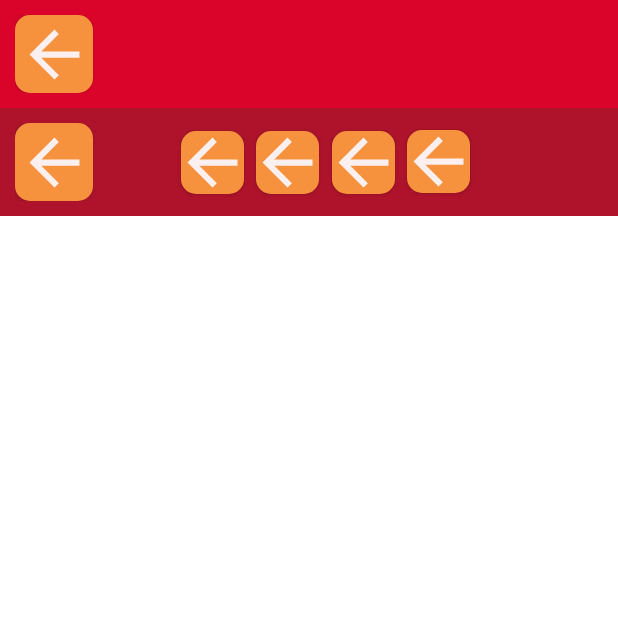
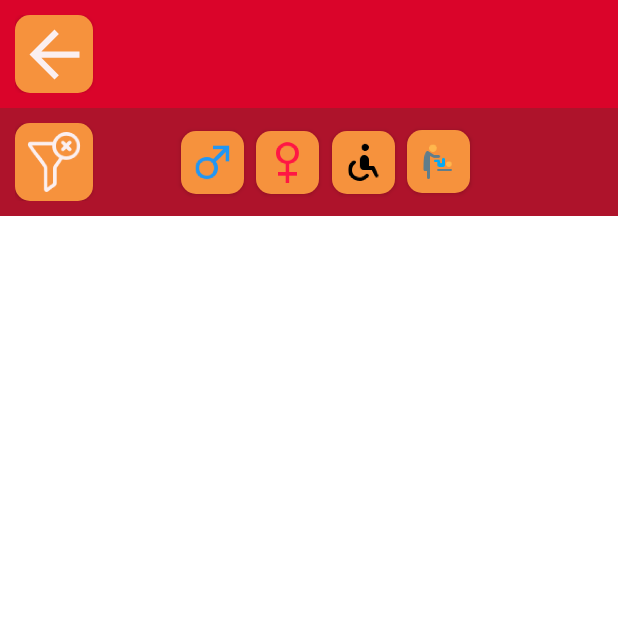
Before and after one commit to EvertBt/toilet-time, an Android app: the NearbyToiletsActivity screen opened directly, with no data from a screen before it, on a phone screen of 412 x 824 dp, the top half of it. Run offline under Robolectric (Android 15) with nearby library versions, the phone set to English and light mode, and no system bars; our stand-ins replace Firebase (no records; nobody signed in at launch, a user with empty details on screens opened directly); network calls fail.

Commit message:
Update nearby toilets activity

```diff
--- a/app/src/main/java/edu/ap/toilettime/activities/MainActivity.kt
+++ b/app/src/main/java/edu/ap/toilettime/activities/MainActivity.kt
@@ -5,10 +5,8 @@ import android.content.Intent
 import androidx.appcompat.app.AppCompatActivity
 import android.os.Bundle
 import android.widget.Button
-import android.widget.ListView
 import androidx.activity.result.ActivityResultLauncher
 import androidx.activity.result.contract.ActivityResultContracts
-import edu.ap.toilettime.Adapters.ToiletAdapter
 import edu.ap.toilettime.R
 import edu.ap.toilettime.database.ToiletRepository
 import edu.ap.toilettime.model.Toilet
@@ -24,7 +22,7 @@ class MainActivity : AppCompatActivity() {
         super.onCreate(savedInstanceState)
         setContentView(R.layout.activity_main)
 
-        BTNAddToilet = findViewById(R.id.BTNBackNearbyToilets)
+        BTNAddToilet = findViewById(R.id.btnBackNearbyToilets)
         BTNNearbyToilets = findViewById(R.id.BTNNearbyToilets)
         BTNToiletDetail = findViewById(R.id.BTNToiletDetail)
 
--- a/app/src/main/java/edu/ap/toilettime/activities/NearbyToiletsActivity.kt
+++ b/app/src/main/java/edu/ap/toilettime/activities/NearbyToiletsActivity.kt
@@ -2,11 +2,14 @@ package edu.ap.toilettime.activities
 
 import android.content.Context
 import android.content.Intent
+import android.graphics.PorterDuff
 import androidx.appcompat.app.AppCompatActivity
 import android.os.Bundle
-import android.util.Log
+import android.widget.Adapter
 import android.widget.Button
 import android.widget.ListView
+import androidx.core.content.ContextCompat
+import com.google.android.material.button.MaterialButton
 import edu.ap.toilettime.Adapters.ToiletAdapter
 import edu.ap.toilettime.R
 import edu.ap.toilettime.database.ToiletRepository
@@ -14,8 +17,21 @@ import edu.ap.toilettime.model.Toilet
 
 class NearbyToiletsActivity : AppCompatActivity() {
     private var toiletRepository : ToiletRepository = ToiletRepository()
-    lateinit var BTNBack : Button
+    lateinit var btnBack : Button
+
+    lateinit var btnClearFilter : Button
+
+    lateinit var btnMaleFilter : MaterialButton
+    var btnMaleFilterActive : Boolean = false
+    lateinit var btnFemaleFilter : MaterialButton
+    var btnFemaleFilterActive : Boolean = false
+    lateinit var btnWheelchairFilter : MaterialButton
+    var btnWheelchairFilterActive : Boolean = false
+    lateinit var btnChangingTableFilter : MaterialButton
+    var btnChangingTableFilterActive : Boolean = false
+
     lateinit var lvToilets : ListView
+    lateinit var toiletAdapter : Adapter
 
     companion object{
         const val EXTRA_TOILETLIST = "toilets"
@@ -33,11 +49,43 @@ class NearbyToiletsActivity : AppCompatActivity() {
 
         var toilets = toiletRepository.allToilets(false)
 
-        BTNBack = findViewById(R.id.BTNBackNearbyToilets)
-        lvToilets = findViewById(R.id.LVToilets)
+        btnBack = findViewById(R.id.btnBackNearbyToilets)
 
-        BTNBack.setOnClickListener {
+        btnClearFilter = findViewById(R.id.btnClearFilters)
+
+        btnMaleFilter = findViewById(R.id.btnMaleFilter)
+        btnMaleFilterActive = true
+        btnFemaleFilter = findViewById(R.id.btnFemaleFilter)
+        btnFemaleFilterActive = true
+        btnWheelchairFilter = findViewById(R.id.btnWheelchairFilter)
+        btnWheelchairFilterActive = true
+        btnChangingTableFilter = findViewById(R.id.btnChangingTableFilter)
+        btnChangingTableFilterActive = true
+
+        lvToilets = findViewById(R.id.lvToilets)
+
+        btnBack.setOnClickListener {
             this.finish()
+        }
+
+        btnClearFilter.setOnClickListener {
+            ClearFilters()
+        }
+
+        btnMaleFilter.setOnClickListener {
+            SwitchMaleFilter()
+        }
+
+        btnFemaleFilter.setOnClickListener {
+            SwitchFemaleFilter()
+        }
+
+        btnWheelchairFilter.setOnClickListener {
+            SwitchWheelchairFilter()
+        }
+
+        btnChangingTableFilter.setOnClickListener {
+            SwitchChangingTableFilter()
         }
 
         Thread{
@@ -45,14 +93,82 @@ class NearbyToiletsActivity : AppCompatActivity() {
                 toilets = toiletRepository.allToilets(false)
                 if(toilets != null){
                     runOnUiThread{
-                        val toiletAdapter = ToiletAdapter(this, toilets as ArrayList<Toilet>)
-                        lvToilets.adapter = toiletAdapter
+                        toiletAdapter = ToiletAdapter(this, toilets as ArrayList<Toilet>)
+                        lvToilets.adapter = toiletAdapter as ToiletAdapter
                     }
                 }else{
                     Thread.sleep(200)
                 }
             }while (toilets == null)
         }.start()
+    }
+
+    private fun ClearFilters(){
+        if(!btnMaleFilterActive){
+            SwitchMaleFilter()
+        }
+        if(!btnFemaleFilterActive){
+            SwitchFemaleFilter()
+        }
+        if(!btnWheelchairFilterActive){
+            SwitchWheelchairFilter()
+        }
+        if(!btnChangingTableFilterActive){
+            SwitchChangingTableFilter()
+        }
+    }
+
+    private fun SwitchMaleFilter(){
+        if(btnMaleFilterActive){
+            //Disable filter
+            btnMaleFilter.icon.setTint(getColor(R.color.grayed_out_tint))
+            btnMaleFilterActive = false
+        }
+        else {
+            //Enable filter
+            btnMaleFilter.icon.setTint(getColor(R.color.white))
+            btnMaleFilterActive = true
+        }
+
+    }
+
+    private fun SwitchFemaleFilter(){
+        if(btnFemaleFilterActive){
+            //Disable filter
+            btnFemaleFilter.icon.setTint(getColor(R.color.grayed_out_tint))
+            btnFemaleFilterActive = false
+        }
+        else {
+            //Enable filter
+            btnFemaleFilter.icon.setTint(getColor(R.color.white))
+            btnFemaleFilterActive = true
+        }
+    }
+
+    private fun SwitchWheelchairFilter(){
+        if(btnWheelchairFilterActive){
+            //Disable filter
+            btnWheelchairFilter.icon.setTint(getColor(R.color.grayed_out_tint))
+            btnWheelchairFilterActive = false
+        }
+        else {
+            //Enable filter
+            btnWheelchairFilter.icon.setTint(getColor(R.color.white))
+            btnWheelchairFilterActive = true
+        }
+    }
+
+    private fun SwitchChangingTableFilter(){
+        if(btnChangingTableFilterActive){
+            //Disable filter
+            btnChangingTableFilter.icon.setTint(getColor(R.color.grayed_out_tint))
+            btnChangingTableFilterActive = false
+        }
+        else {
+            //Enable filter
+            btnChangingTableFilter.icon.setTint(getColor(R.color.white))
+            btnChangingTableFilterActive = true
+        }
     }
 
     override fun finish() : Unit {
--- a/app/src/main/res/layout/activity_main.xml
+++ b/app/src/main/res/layout/activity_main.xml
@@ -7,7 +7,7 @@
     tools:context=".activities.MainActivity">
 
     <com.google.android.material.button.MaterialButton
-        android:id="@+id/BTNBackNearbyToilets"
+        android:id="@+id/btnBackNearbyToilets"
         android:layout_width="52dp"
         android:layout_height="52dp"
         android:insetLeft="0dp"
--- a/app/src/main/res/layout/activity_nearby_toilets.xml
+++ b/app/src/main/res/layout/activity_nearby_toilets.xml
@@ -7,7 +7,7 @@
     tools:context=".activities.NearbyToiletsActivity">
 
     <androidx.constraintlayout.widget.ConstraintLayout
-        android:id="@+id/NearbyToiletsTitleConstraintLayout"
+        android:id="@+id/nearbyToiletsTitleConstraintLayout"
         android:layout_width="0dp"
         android:layout_height="wrap_content"
         android:background="@color/primary_background_light"
@@ -20,14 +20,14 @@
         app:layout_constraintVertical_bias="0.0">
 
         <com.google.android.material.button.MaterialButton
-            android:id="@+id/BTNBackNearbyToilets"
+            android:id="@+id/btnBackNearbyToilets"
             android:layout_width="52dp"
             android:layout_height="52dp"
             android:insetLeft="0dp"
             android:insetTop="0dp"
             android:insetRight="0dp"
             android:insetBottom="0dp"
-            app:backgroundTint="@color/secondary_background"
+            app:backgroundTint="@color/secondary_background_dark"
             app:cornerRadius="10dp"
             app:icon="?attr/homeAsUpIndicator"
             app:iconGravity="textStart"
@@ -35,15 +35,13 @@
             app:iconSize="50sp"
             app:iconTint="@color/primary_detail"
             app:layout_constraintBottom_toBottomOf="parent"
-            app:layout_constraintEnd_toEndOf="parent"
-            app:layout_constraintHorizontal_bias="0.0"
             app:layout_constraintStart_toStartOf="parent"
             app:layout_constraintTop_toTopOf="parent" />
 
     </androidx.constraintlayout.widget.ConstraintLayout>
 
     <androidx.constraintlayout.widget.ConstraintLayout
-        android:id="@+id/NearbyToiletsFilterConstraintLayout"
+        android:id="@+id/nearbyToiletsFilterConstraintLayout"
         android:layout_width="0dp"
         android:layout_height="wrap_content"
         android:background="@color/primary_background_dark"
@@ -52,51 +50,92 @@
         app:layout_constraintEnd_toEndOf="parent"
         app:layout_constraintHorizontal_bias="0.0"
         app:layout_constraintStart_toStartOf="parent"
-        app:layout_constraintTop_toBottomOf="@+id/NearbyToiletsTitleConstraintLayout"
+        app:layout_constraintTop_toBottomOf="@+id/nearbyToiletsTitleConstraintLayout"
         app:layout_constraintVertical_bias="0.0">
 
         <com.google.android.material.button.MaterialButton
-            android:id="@+id/BTNFemaleFilter"
+            android:id="@+id/btnClearFilters"
+            android:layout_width="52dp"
+            android:layout_height="52dp"
+            android:insetLeft="0dp"
+            android:insetTop="0dp"
+            android:insetRight="0dp"
+            android:insetBottom="0dp"
+            app:backgroundTint="@color/secondary_background_dark"
+            app:cornerRadius="10dp"
+            app:icon="@mipmap/icon_clear_filter_foreground"
+            app:iconGravity="textStart"
+            app:iconPadding="0dp"
+            app:iconSize="40sp"
+            app:iconTint="@color/primary_detail"
+            app:layout_constraintBottom_toBottomOf="parent"
+            app:layout_constraintStart_toStartOf="parent"
+            app:layout_constraintTop_toTopOf="parent"
+            app:layout_constraintVertical_bias="0.0" />
+
+        <com.google.android.material.button.MaterialButton
+            android:id="@+id/btnMaleFilter"
+            android:layout_width="42dp"
+            android:layout_height="42dp"
+            android:layout_marginStart="50dp"
+            android:insetLeft="0dp"
+            android:insetTop="0dp"
+            android:insetRight="0dp"
+            android:insetBottom="0dp"
+            app:backgroundTint="@color/secondary_background_dark"
+            app:cornerRadius="10dp"
+            app:icon="@mipmap/icon_male_foreground"
+            app:iconGravity="textStart"
+            app:iconPadding="0dp"
+            app:iconSize="30sp"
+            app:iconTintMode="multiply"
+            app:layout_constraintBottom_toBottomOf="parent"
+            app:layout_constraintEnd_toStartOf="@+id/btnFemaleFilter"
+            app:layout_constraintStart_toEndOf="@+id/btnClearFilters"
+            app:layout_constraintTop_toTopOf="parent" />
+
+        <com.google.android.material.button.MaterialButton
+            android:id="@+id/btnFemaleFilter"
             android:layout_width="42dp"
             android:layout_height="42dp"
             android:insetLeft="0dp"
             android:insetTop="0dp"
             android:insetRight="0dp"
             android:insetBottom="0dp"
-            app:backgroundTint="@color/secondary_background"
+            app:backgroundTint="@color/secondary_background_dark"
             app:cornerRadius="10dp"
-            app:icon="?attr/homeAsUpIndicator"
+            app:icon="@mipmap/icon_female_foreground"
             app:iconGravity="textStart"
             app:iconPadding="0dp"
-            app:iconSize="50sp"
-            app:iconTint="@color/primary_detail"
+            app:iconSize="30sp"
+            app:iconTintMode="multiply"
             app:layout_constraintBottom_toBottomOf="parent"
-            app:layout_constraintEnd_toStartOf="@+id/BTNWheelchairFilter"
-            app:layout_constraintStart_toEndOf="@+id/BTNMaleFilter"
+            app:layout_constraintEnd_toStartOf="@+id/btnWheelchairFilter"
+            app:layout_constraintStart_toEndOf="@+id/btnMaleFilter"
             app:layout_constraintTop_toTopOf="parent" />
 
         <com.google.android.material.button.MaterialButton
-            android:id="@+id/BTNWheelchairFilter"
+            android:id="@+id/btnWheelchairFilter"
             android:layout_width="42dp"
             android:layout_height="42dp"
             android:insetLeft="0dp"
             android:insetTop="0dp"
             android:insetRight="0dp"
             android:insetBottom="0dp"
-            app:backgroundTint="@color/secondary_background"
+            app:backgroundTint="@color/secondary_background_dark"
             app:cornerRadius="10dp"
-            app:icon="?attr/homeAsUpIndicator"
+            app:icon="@mipmap/icon_wheelchair_foreground"
             app:iconGravity="textStart"
             app:iconPadding="0dp"
-            app:iconSize="50sp"
-            app:iconTint="@color/primary_detail"
+            app:iconSize="30sp"
+            app:iconTintMode="multiply"
             app:layout_constraintBottom_toBottomOf="parent"
-            app:layout_constraintEnd_toStartOf="@+id/BTNBabyFilter"
-            app:layout_constraintStart_toEndOf="@+id/BTNFemaleFilter"
+            app:layout_constraintEnd_toStartOf="@+id/btnChangingTableFilter"
+            app:layout_constraintStart_toEndOf="@+id/btnFemaleFilter"
             app:layout_constraintTop_toTopOf="parent" />
 
         <com.google.android.material.button.MaterialButton
-            android:id="@+id/BTNBabyFilter"
+            android:id="@+id/btnChangingTableFilter"
             android:layout_width="42dp"
             android:layout_height="42dp"
             android:layout_marginEnd="80dp"
@@ -104,70 +143,31 @@
             android:insetTop="0dp"
             android:insetRight="0dp"
             android:insetBottom="0dp"
-            app:backgroundTint="@color/secondary_background"
+            app:backgroundTint="@color/secondary_background_dark"
             app:cornerRadius="10dp"
-            app:icon="?attr/homeAsUpIndicator"
+            app:icon="@mipmap/icon_baby_foreground"
             app:iconGravity="textStart"
             app:iconPadding="0dp"
-            app:iconSize="50sp"
-            app:iconTint="@color/primary_detail"
+            app:iconSize="30sp"
+            app:iconTintMode="multiply"
             app:layout_constraintBottom_toBottomOf="parent"
             app:layout_constraintEnd_toEndOf="parent"
-            app:layout_constraintStart_toEndOf="@+id/BTNWheelchairFilter"
+            app:layout_constraintStart_toEndOf="@+id/btnWheelchairFilter"
             app:layout_constraintTop_toTopOf="parent"
             app:layout_constraintVertical_bias="0.466" />
-
-        <com.google.android.material.button.MaterialButton
-            android:id="@+id/BTNClearFilters"
-            android:layout_width="52dp"
-            android:layout_height="52dp"
-            android:insetLeft="0dp"
-            android:insetTop="0dp"
-            android:insetRight="0dp"
-            android:insetBottom="0dp"
-            app:backgroundTint="@color/secondary_background"
-            app:cornerRadius="10dp"
-            app:icon="?attr/homeAsUpIndicator"
-            app:iconGravity="textStart"
-            app:iconPadding="0dp"
-            app:iconSize="50sp"
-            app:iconTint="@color/primary_detail"
-            app:layout_constraintBottom_toBottomOf="parent"
-            app:layout_constraintStart_toStartOf="parent"
-            app:layout_constraintTop_toTopOf="parent"
-            app:layout_constraintVertical_bias="0.0" />
-
-        <com.google.android.material.button.MaterialButton
-            android:id="@+id/BTNMaleFilter"
-            android:layout_width="42dp"
-            android:layout_height="42dp"
-            android:layout_marginStart="50dp"
-            android:insetLeft="0dp"
-            android:insetTop="0dp"
-            android:insetRight="0dp"
-            android:insetBottom="0dp"
-            app:backgroundTint="@color/secondary_background"
-            app:cornerRadius="10dp"
-            app:icon="?attr/homeAsUpIndicator"
-            app:iconGravity="textStart"
-            app:iconPadding="0dp"
-            app:iconSize="50sp"
-            app:iconTint="@color/primary_detail"
-            app:layout_constraintBottom_toBottomOf="parent"
-            app:layout_constraintEnd_toStartOf="@+id/BTNFemaleFilter"
-            app:layout_constraintStart_toEndOf="@+id/BTNClearFilters"
-            app:layout_constraintTop_toTopOf="parent" />
 
     </androidx.constraintlayout.widget.ConstraintLayout>
 
     <ListView
-        android:id="@+id/LVToilets"
+        android:id="@+id/lvToilets"
         android:layout_width="0dp"
         android:layout_height="0dp"
         android:backgroundTint="@color/primary_detail"
         app:layout_constraintBottom_toBottomOf="parent"
         app:layout_constraintEnd_toEndOf="parent"
+        app:layout_constraintHorizontal_bias="0.0"
         app:layout_constraintStart_toStartOf="parent"
-        app:layout_constraintTop_toBottomOf="@+id/NearbyToiletsFilterConstraintLayout" />
+        app:layout_constraintTop_toBottomOf="@+id/nearbyToiletsFilterConstraintLayout"
+        app:layout_constraintVertical_bias="1.0" />
 
 </androidx.constraintlayout.widget.ConstraintLayout>
--- a/app/src/main/res/values/colors.xml
+++ b/app/src/main/res/values/colors.xml
@@ -10,6 +10,9 @@
 
     <color name="primary_background_light">#da042a</color>color>
     <color name="primary_background_dark">#ae132b</color>color>
-    <color name="secondary_background">#f6923d</color>color>
+    <color name="secondary_background_dark">#f6923d</color>color>
+    <color name="secondary_background_light">#80F7913D</color>color>
     <color name="primary_detail">#fbeff0</color>color>
+
+    <color name="grayed_out_tint">#5C555555</color>color>
 </resources>
```
Also changed, not shown: app/src/main/java/edu/ap/toilettime/Adapters/ToiletAdapter.kt (+23 -4 lines), app/src/main/res/layout/list_item_toilet.xml (+11 -11 lines), app/src/main/res/drawable/icons/icon_clear_filter.png (added), app/src/main/res/mipmap-hdpi/icon_clear_filter_background.png (added), app/src/main/res/mipmap-hdpi/icon_clear_filter_foreground.png (added), app/src/main/res/mipmap-mdpi/icon_clear_filter_background.png (added), app/src/main/res/mipmap-mdpi/icon_clear_filter_foreground.png (added), app/src/main/res/mipmap-xhdpi/icon_clear_filter_background.png (added), app/src/main/res/mipmap-xhdpi/icon_clear_filter_foreground.png (added), app/src/main/res/mipmap-xxhdpi/icon_clear_filter_background.png (added), app/src/main/res/mipmap-xxhdpi/icon_clear_filter_foreground.png (added), app/src/main/res/mipmap-xxxhdpi/icon_clear_filter_background.png (added), app/src/main/res/mipmap-xxxhdpi/icon_clear_filter_foreground.png (added).
